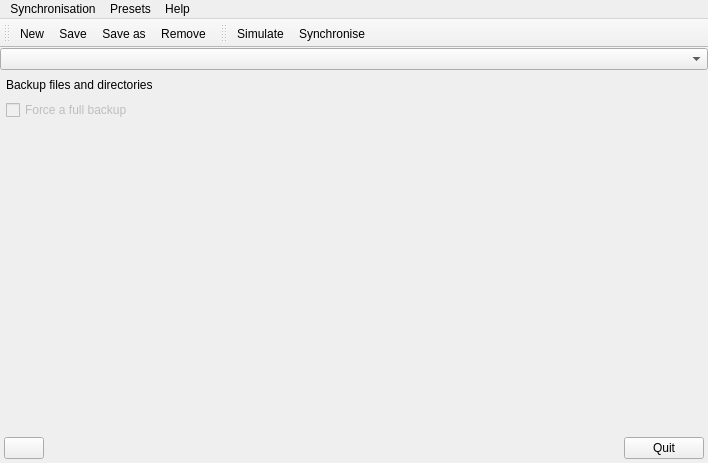
darrenedale/Qync, file ui/mainwindow.ui: the form before one commit.
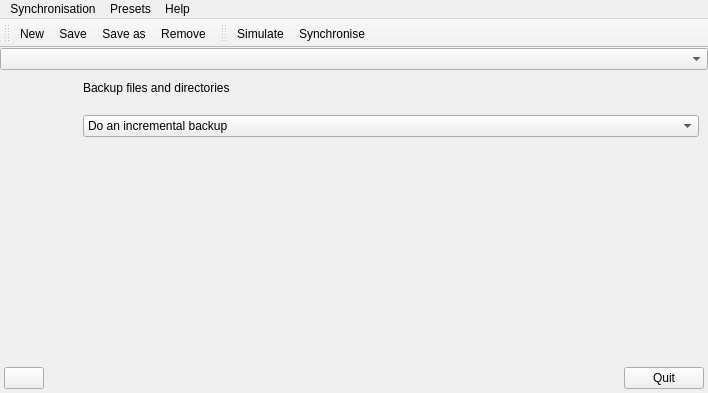
The form after the commit. The open tabs and pages were chosen to show the change. Icons and pictures are not drawn. Custom widgets are drawn as their Qt base class.

Commit message: Basic UI now looks (a little) prettier

```diff
--- a/ui/mainwindow.ui
+++ b/ui/mainwindow.ui
@@ -7,7 +7,7 @@
     <x>0</x>
     <y>0</y>
     <width>708</width>
-    <height>463</height>
+    <height>393</height>
    </rect>
   </property>
   <property name="windowTitle">
@@ -43,22 +43,28 @@
        <number>0</number>
       </property>
       <widget class="QWidget" name="basicUi">
-       <layout class="QVBoxLayout" name="basicUiLayout">
+       <layout class="QHBoxLayout" name="basicLayout" stretch="0,1">
         <property name="spacing">
-         <number>4</number>
+         <number>10</number>
         </property>
-        <property name="leftMargin">
-         <number>6</number>
-        </property>
-        <property name="topMargin">
-         <number>6</number>
-        </property>
-        <property name="rightMargin">
-         <number>6</number>
-        </property>
-        <property name="bottomMargin">
-         <number>6</number>
-        </property>
+        <item>
+         <widget class="QLabel" name="basicLogo">
+          <property name="minimumSize">
+           <size>
+            <width>64</width>
+            <height>64</height>
+           </size>
+          </property>
+          <property name="text">
+           <string/>
+          </property>
+          <property name="alignment">
+           <set>Qt::AlignLeading|Qt::AlignLeft|Qt::AlignTop</set>
+          </property>
+         </widget>
+        </item>
+        <item>
+         <layout class="QVBoxLayout" name="basicWidgetsLayout">
         <item>
          <widget class="QLabel" name="basicUiTitle">
           <property name="text">
@@ -70,13 +76,17 @@
          <widget class="Qync::SourceDestinationWidget" name="basicSourceAndDestination" native="true"/>
         </item>
         <item>
-         <widget class="QCheckBox" name="basicForceFullBackup">
-          <property name="enabled">
-           <bool>false</bool>
-          </property>
+           <widget class="QComboBox" name="basicBackupType">
+            <item>
+             <property name="text">
+              <string>Do an incremental backup</string>
+             </property>
+            </item>
+            <item>
           <property name="text">
-           <string>Force a full backup</string>
-          </property>
+              <string>Do a full backup</string>
+             </property>
+            </item>
          </widget>
         </item>
         <item>
@@ -91,6 +101,8 @@
            </size>
           </property>
          </spacer>
+          </item>
+         </layout>
         </item>
        </layout>
       </widget>
```
Left out of the diff: 2 changed lines with no effect on the pictures. Lines whose indentation alone changed are shown as unchanged. The commit also changes 1 other file.
